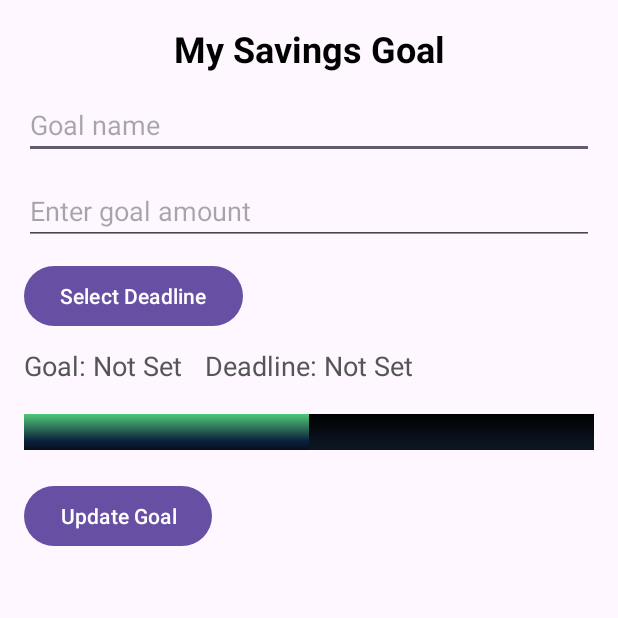
After one commit to BrianFigueroa914/NewBudgetApp, an Android app: the SavingsActivity screen opened directly, with no data from a screen before it, on a phone screen of 412 x 824 dp, the top half of it. The commit adds this screen. Run offline under Robolectric (Android 15) with nearby library versions, the phone set to English and light mode, and no system bars; our stand-ins replace Firebase (no records; nobody signed in at launch, a user with empty details on screens opened directly).

Commit message:
skeleton code for savings activity

```diff
--- a/app/src/main/java/com/example/newbudgetapp/DashboardActivity.java
+++ b/app/src/main/java/com/example/newbudgetapp/DashboardActivity.java
@@ -149,10 +149,10 @@ public class DashboardActivity extends AppCompatActivity {
             expenseCategorySpinner.setVisibility(View.VISIBLE); // Make it visible
         });
 
-/*      savingsCardBtn.setOnClickListener(v -> {
-            startActivity(new Intent(DashboardActivity.this, savings.class));
+        savingsBtn.setOnClickListener(v -> {
+            startActivity(new Intent(DashboardActivity.this, SavingsActivity.class));
         });
-        visualsCardBtn.setOnClickListener(v -> {
+/*        visualsCardBtn.setOnClickListener(v -> {
             startActivity(new Intent(DashboardActivity.this, visualAnalytics.class));
         });*/
         achievementsCardBtn.setOnClickListener(v -> {
--- /dev/null
+++ b/app/src/main/java/com/example/newbudgetapp/SavingsActivity.java
@@ -0,0 +1,141 @@
+package com.example.newbudgetapp;
+
+import android.app.DatePickerDialog;
+import android.icu.util.Calendar;
+import android.os.Bundle;
+import android.widget.Button;
+import android.widget.EditText;
+import android.widget.ProgressBar;
+import android.widget.TextView;
+import android.widget.Toast;
+
+import androidx.appcompat.app.AppCompatActivity;
+
+import com.google.firebase.auth.FirebaseAuth;
+import com.google.firebase.auth.FirebaseUser;
+import com.google.firebase.firestore.DocumentReference;
+import com.google.firebase.firestore.FirebaseFirestore;
+
+import java.text.SimpleDateFormat;
+import java.util.HashMap;
+import java.util.Locale;
+import java.util.Map;
+
+public class SavingsActivity extends AppCompatActivity {
+    private EditText goalTargetName, savingsTargetInput;
+    private TextView deadlineDate, goalName;
+    private ProgressBar savingsProgress;
+    private Button selectDeadlineBtn, updateGoalBtn;
+    private String userID;
+    private Calendar selectedDate;
+
+    @Override
+    protected void onCreate(Bundle savedInstanceState) {
+        super.onCreate(savedInstanceState);
+        setContentView(R.layout.activity_savings);
+
+        //Step 1: Get references to all views
+        goalTargetName = findViewById(R.id.goalTargetName);
+        savingsTargetInput = findViewById(R.id.savingsTargetInput);
+        deadlineDate = findViewById(R.id.deadlineDate);
+        goalName = findViewById(R.id.goalName);
+        savingsProgress = findViewById(R.id.savingsProgress);
+        selectDeadlineBtn = findViewById(R.id.selectDeadlineBtn);
+        updateGoalBtn = findViewById(R.id.updateGoalBtn);
+        FirebaseAuth mAuth = FirebaseAuth.getInstance();
+        FirebaseFirestore budgetData = FirebaseFirestore.getInstance();
+
+        //Get logged-in user's UID
+        FirebaseUser user = mAuth.getCurrentUser();
+        if (user != null)
+            userID = user.getUid();
+        else
+            finish(); // Redirect to login
+
+        //Load existing savings goal
+        loadSavingsGoal();
+
+        //Select deadline button logic
+        selectDeadlineBtn.setOnClickListener(v -> showDatePicker());
+
+        //Update savings goal button logic
+        updateGoalBtn.setOnClickListener(v -> updateSavingsGoal());
+    }
+
+    private void showDatePicker() {
+        selectedDate = Calendar.getInstance();
+        DatePickerDialog datePickerDialog = new DatePickerDialog(this, (view, year, month, dayOfMonth) -> {
+            selectedDate.set(year, month, dayOfMonth);
+            SimpleDateFormat dateFormat = new SimpleDateFormat("MMMM dd, yyyy", Locale.getDefault());
+            deadlineDate.setText("Deadline: " + dateFormat.format(selectedDate.getTime()));
+        }, selectedDate.get(Calendar.YEAR), selectedDate.get(Calendar.MONTH), selectedDate.get(Calendar.DAY_OF_MONTH));
+        datePickerDialog.show();
+    }
+
+    private void updateSavingsGoal() {
+        FirebaseFirestore budgetData = FirebaseFirestore.getInstance(); // Ensure correct Firestore reference
+        DocumentReference userDoc = budgetData.collection("Users").document(userID); // Reference user doc
+
+        String targetAmountText = savingsTargetInput.getText().toString().trim();
+        String targetNameText = goalTargetName.getText().toString().trim();
+        if (targetAmountText.isEmpty() || selectedDate == null || targetNameText.isEmpty()) {
+            Toast.makeText(this, "Please enter a goal name, valid savings amount and select a deadline.", Toast.LENGTH_SHORT).show();
+            return;
+        }
+
+        float targetAmount = Float.parseFloat(targetAmountText);
+        SimpleDateFormat dateFormat = new SimpleDateFormat("MMMM dd, yyyy", Locale.getDefault());
+        String deadline = dateFormat.format(selectedDate.getTime());
+
+        //Prepare savings goal data
+        Map<String, Object> savingsGoal = new HashMap<>();
+        savingsGoal.put("goalName", targetNameText);
+        savingsGoal.put("goalAmount", targetAmount);
+        savingsGoal.put("deadline", deadline);
+
+        //Store savings goal in Firestore under user document
+        userDoc.update("savingsGoal", savingsGoal)
+                .addOnCompleteListener(task -> {
+                    if (task.isSuccessful()) {
+                        Toast.makeText(this, "Savings goal updated successfully!", Toast.LENGTH_SHORT).show();
+                        savingsProgress.setProgress(0); // Reset progress
+                    } else {
+                        Toast.makeText(this, "Failed to update savings goal.", Toast.LENGTH_SHORT).show();
+                    }
+                });
+    }
+
+    private void loadSavingsGoal() {
+        FirebaseFirestore budgetData = FirebaseFirestore.getInstance(); // Initialize Firestore
+        DocumentReference userDoc = budgetData.collection("Users").document(userID); // Reference user document
+
+        userDoc.get().addOnCompleteListener(task -> {
+            if (task.isSuccessful() && task.getResult() != null && task.getResult().exists()) {
+                // Retrieve savings goal data
+                Map<String, Object> savingsGoal = (Map<String, Object>) task.getResult().get("savingsGoal");
+
+                if (savingsGoal != null) {
+                    // Safely extract values with validation
+                    float goalAmount = savingsGoal.containsKey("goalAmount") ?
+                            ((Number) savingsGoal.get("goalAmount")).floatValue() : 0;
+
+                    String deadline = savingsGoal.containsKey("deadline") ?
+                            (String) savingsGoal.get("deadline") : "Not Set";
+
+                    String goal = savingsGoal.containsKey("goalName") ?
+                            (String) savingsGoal.get("goalName") : "Not Set";
+
+                    // Update UI components
+                    savingsTargetInput.setText(String.valueOf(goalAmount));
+                    deadlineDate.setText("Deadline: " + deadline);
+                    goalName.setText(goal);
+                } else {
+                    Toast.makeText(SavingsActivity.this, "No savings goal set yet.", Toast.LENGTH_SHORT).show();
+                }
+            } else {
+                Toast.makeText(SavingsActivity.this, "Failed to load savings goal.", Toast.LENGTH_SHORT).show();
+            }
+        });
+    }
+
+}
--- /dev/null
+++ b/app/src/main/res/drawable/progress_bar_style.xml
@@ -0,0 +1,43 @@
+<layer-list xmlns:android="http://schemas.android.com/apk/res/android">
+
+    <item android:id="@android:id/background">
+        <shape>
+            <gradient
+                android:startColor="@color/black"
+                android:centerColor="#0b131e"
+                android:centerY="0.75"
+                android:endColor="#0d1522"
+                android:angle="270"
+                />
+        </shape>
+    </item>
+
+    <item android:id="@android:id/secondaryProgress">
+        <clip>
+            <shape>
+                <gradient
+                    android:startColor="#234"
+                    android:centerColor="#234"
+                    android:centerY="0.75"
+                    android:endColor="#a24"
+                    android:angle="270"
+                    />
+            </shape>
+        </clip>
+    </item>
+
+    <item android:id="@android:id/progress">
+        <clip>
+            <shape>
+                <gradient
+                    android:startColor="@color/emerald"
+                    android:centerColor="#0b1f3c"
+                    android:centerY="0.75"
+                    android:endColor="#06101d"
+                    android:angle="270"
+                    />
+            </shape>
+        </clip>
+    </item>
+
+</layer-list>
--- /dev/null
+++ b/app/src/main/res/layout/activity_savings.xml
@@ -0,0 +1,101 @@
+<androidx.constraintlayout.widget.ConstraintLayout
+    xmlns:android="http://schemas.android.com/apk/res/android"
+    xmlns:app="http://schemas.android.com/apk/res-auto"
+    android:layout_width="match_parent"
+    android:layout_height="match_parent"
+    android:padding="16dp">
+
+    <TextView
+        android:id="@+id/savingsTitle"
+        android:layout_width="wrap_content"
+        android:layout_height="wrap_content"
+        android:text="@string/my_savings_goal"
+        android:textSize="24sp"
+        android:textStyle="bold"
+        android:textColor="#000000"
+        app:layout_constraintTop_toTopOf="parent"
+        app:layout_constraintStart_toStartOf="parent"
+        app:layout_constraintEnd_toEndOf="parent"/>
+
+    <EditText
+        android:id="@+id/goalTargetName"
+        android:layout_width="match_parent"
+        android:layout_height="wrap_content"
+        android:hint="Goal name"
+        android:inputType="text"
+        android:textSize="18sp"
+        app:layout_constraintTop_toBottomOf="@id/savingsTitle"
+        app:layout_constraintStart_toStartOf="parent"
+        app:layout_constraintEnd_toEndOf="parent"
+        android:layout_marginTop="12dp"/>
+
+    <EditText
+        android:id="@+id/savingsTargetInput"
+        android:layout_width="match_parent"
+        android:layout_height="wrap_content"
+        android:hint="Enter goal amount"
+        android:inputType="numberDecimal"
+        android:textSize="18sp"
+        app:layout_constraintTop_toBottomOf="@id/goalTargetName"
+        app:layout_constraintStart_toStartOf="parent"
+        app:layout_constraintEnd_toEndOf="parent"
+        android:layout_marginTop="12dp"/>
+
+    <!-- Deadline Selector -->
+    <Button
+        android:id="@+id/selectDeadlineBtn"
+        android:layout_width="wrap_content"
+        android:layout_height="wrap_content"
+        android:text="Select Deadline"
+        app:layout_constraintTop_toBottomOf="@id/savingsTargetInput"
+        app:layout_constraintStart_toStartOf="parent"
+        android:layout_marginTop="10dp"/>
+
+    <TextView
+        android:id="@+id/deadlineDate"
+        android:layout_width="wrap_content"
+        android:layout_height="wrap_content"
+        android:text="Deadline: Not Set"
+        android:textSize="18sp"
+        android:textColor="#555555"
+        app:layout_constraintTop_toBottomOf="@id/selectDeadlineBtn"
+        app:layout_constraintStart_toEndOf="@id/goalName"
+        android:layout_marginTop="10dp"
+        android:layout_marginStart="15sp"/>
+
+    <TextView
+        android:id="@+id/goalName"
+        android:layout_width="wrap_content"
+        android:layout_height="wrap_content"
+        android:text="Goal: Not Set"
+        android:textSize="18sp"
+        android:textColor="#555555"
+        app:layout_constraintTop_toBottomOf="@id/selectDeadlineBtn"
+        app:layout_constraintStart_toStartOf="parent"
+        android:layout_marginTop="10dp"/>
+
+    <!-- Progress Bar -->
+    <ProgressBar
+        android:id="@+id/savingsProgress"
+        style="?android:attr/progressBarStyleHorizontal"
+        android:layout_width="0dp"
+        android:layout_height="24dp"
+        android:progress="50"
+        android:max="100"
+        android:progressDrawable="@drawable/progress_bar_style"
+        app:layout_constraintTop_toBottomOf="@id/deadlineDate"
+        app:layout_constraintStart_toStartOf="parent"
+        app:layout_constraintEnd_toEndOf="parent"
+        android:layout_marginTop="20dp"/>
+
+    <!-- Update Button -->
+    <Button
+        android:id="@+id/updateGoalBtn"
+        android:layout_width="wrap_content"
+        android:layout_height="wrap_content"
+        android:text="Update Goal"
+        app:layout_constraintTop_toBottomOf="@id/savingsProgress"
+        app:layout_constraintStart_toStartOf="parent"
+        android:layout_marginTop="20dp"/>
+
+</androidx.constraintlayout.widget.ConstraintLayout>
--- a/app/src/main/res/values/strings.xml
+++ b/app/src/main/res/values/strings.xml
@@ -19,5 +19,6 @@
     <string name="settings">Settings</string>
     <string name="bill_reminders">Bill Reminders</string>
     <string name="schedule_updates">Schedule Updates</string>
+    <string name="my_savings_goal">My Savings Goal</string>
 
 </resources>
```
Also changed, not shown: app/src/main/AndroidManifest.xml (+19 -13 lines).
